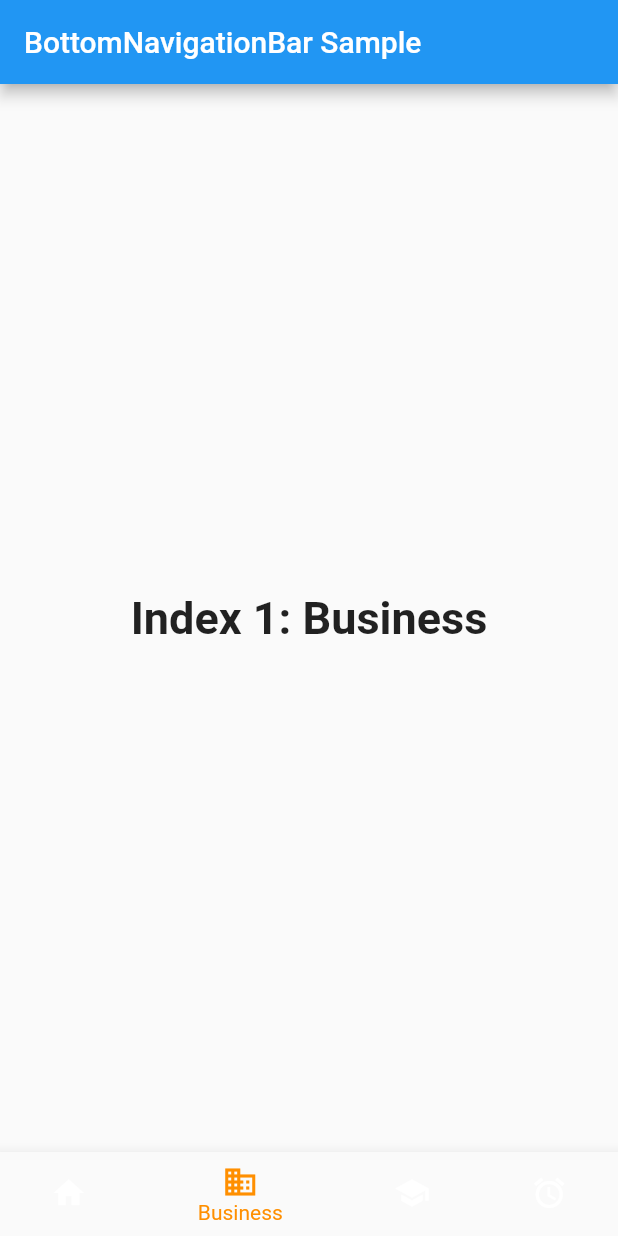
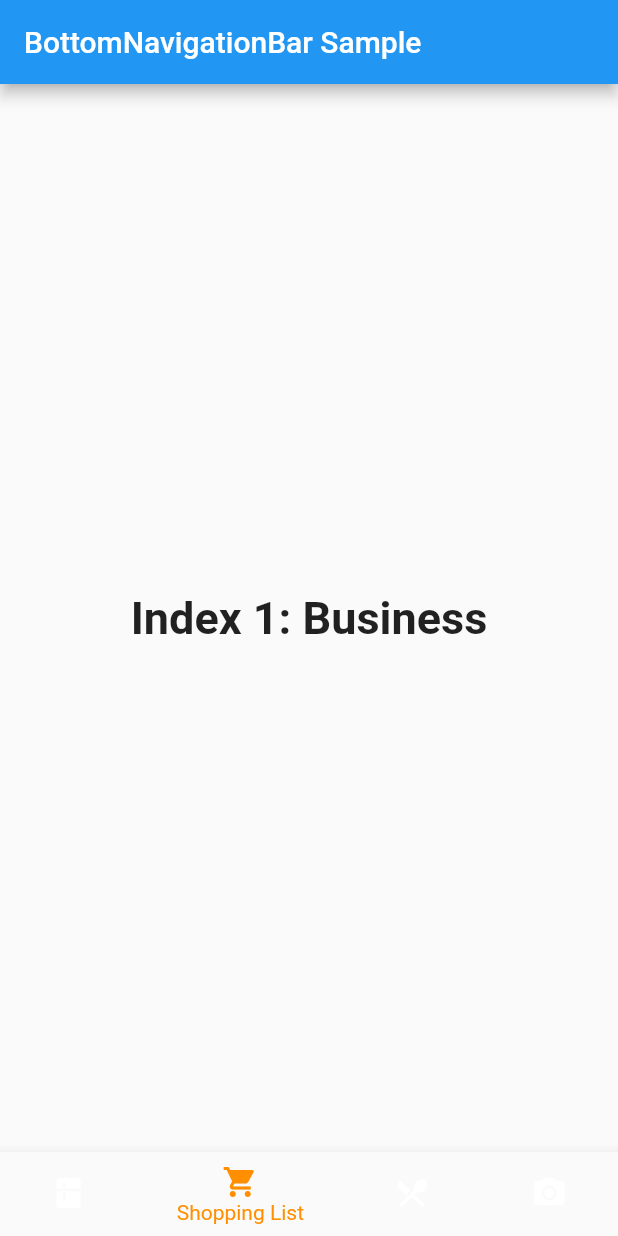
Before and after one commit to AgrawalTrisha/EcoShopping, a Flutter app: the screen it shows after launch, item 2 of the bottom bar chosen, on a phone screen of 412 x 824 dp. Run offline on Flutter 3.47's test engine with Material 2 defaults, Android fonts, the light colour scheme and no system bars.

Commit message:
Icons and text on bottom nav bar

```diff
--- a/lib/main.dart
+++ b/lib/main.dart
@@ -74,20 +74,20 @@ class _MyStatefulWidgetState extends State<MyStatefulWidget> {
       bottomNavigationBar: BottomNavigationBar(
         items: const <BottomNavigationBarItem>[
           BottomNavigationBarItem(
-            icon: Icon(Icons.home),
-            title: Text('Home'),
+            icon: Icon(Icons.kitchen),
+            title: Text('Fridge'),
           ),
           BottomNavigationBarItem(
-            icon: Icon(Icons.business),
-            title: Text('Business'),
+            icon: Icon(Icons.shopping_cart),
+            title: Text('Shopping List'),
           ),
           BottomNavigationBarItem(
-            icon: Icon(Icons.school),
-            title: Text('School'),
+            icon: Icon(Icons.local_dining),
+            title: Text('Recipes'),
           ),
           BottomNavigationBarItem(
-            icon: Icon(Icons.alarm),
-            title: Text('Alarm'),
+            icon: Icon(Icons.camera_alt),
+            title: Text('Scan'),
           )
         ],
         currentIndex: _selectedIndex,
```
